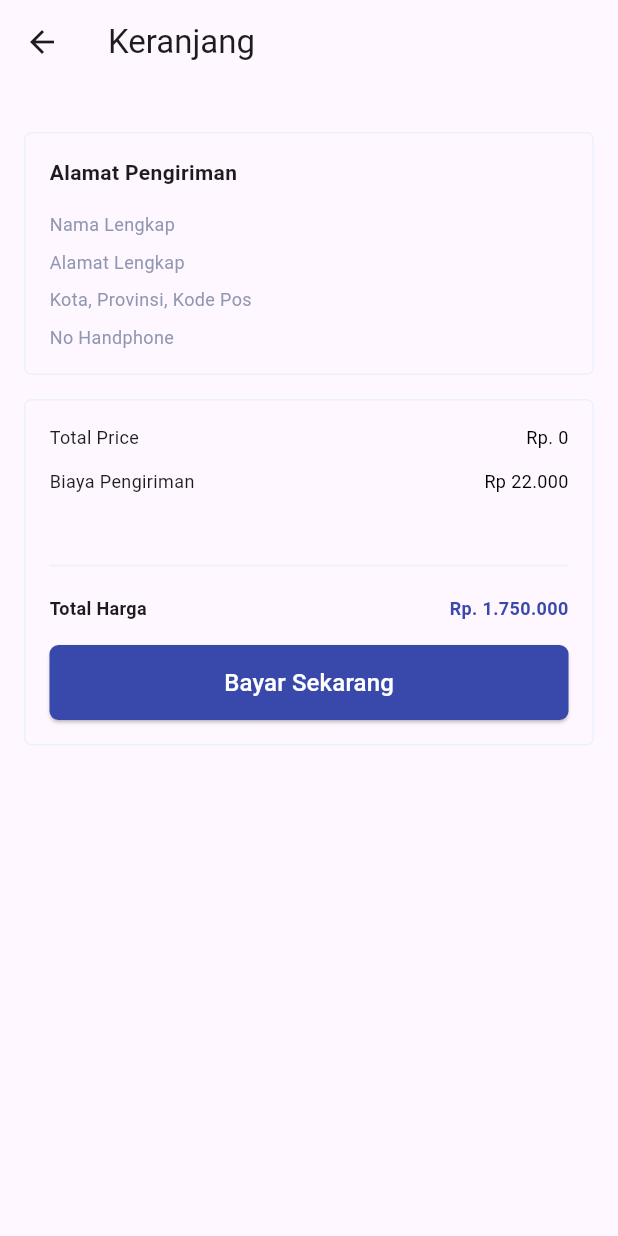
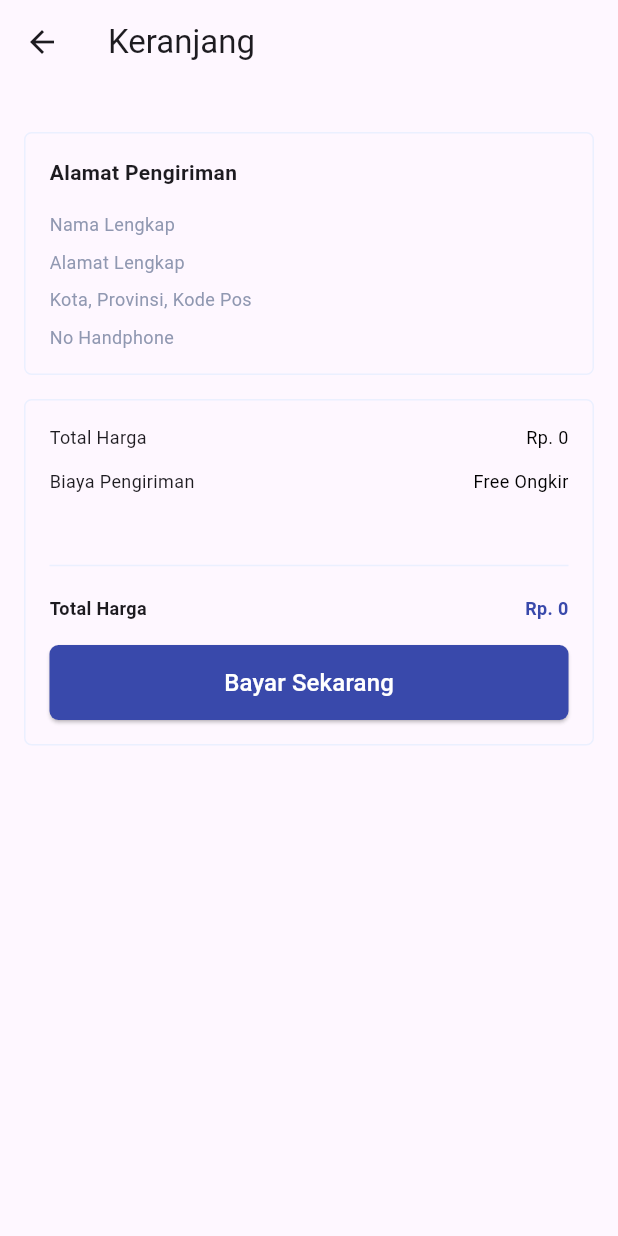
Before and after one commit to project-java-reza/fullstack-e-commerce-flutter, a Flutter app: the CartPage screen opened directly, on a phone screen of 412 x 824 dp. Run offline on Flutter 3.47's test engine with Material 3 defaults, Android fonts, the phone set to English and light mode, and no system bars; our stand-ins replace badges, bloc, carousel_slider, dartz, flutter_bloc, freezed_annotation and 1 more; accounts and stored records are empty; network calls fail.

Commit message:
[IMPROVE] add cart bloc and order bloc with redesign price not use price hardcode

```diff
--- a/lib/presentation/cart/cart.page.dart
+++ b/lib/presentation/cart/cart.page.dart
@@ -6,6 +6,7 @@ import '../../common/component/row_text.dart';
 import '../../common/component/spaces.dart';
 import '../../common/constant/colors.dart';
 import 'bloc/cart/cart_bloc.dart';
+import 'bloc/order/order_bloc.dart';
 import 'widgets/cart_item_widget.dart';
 
 class CartPage extends StatefulWidget {
@@ -169,7 +170,7 @@ class _CartPageState extends State<CartPage> {
                                   element.quantity;
                         });
                         return RowText(
-                          label: 'Total Price',
+                          label: 'Total Harga',
                           value: totalPrice.currencyFormatRp,
                         );
                       },
@@ -179,29 +180,54 @@ class _CartPageState extends State<CartPage> {
                 const SpaceHeight(12.0),
                 const RowText(
                   label: 'Biaya Pengiriman',
-                  value: 'Rp 22.000', //150000.currencyFormatRp,
+                  value: 'Free Ongkir', //150000.currencyFormatRp,
                 ),
                 const SpaceHeight(40.0),
                 const Divider(color: ColorName.border),
                 const SpaceHeight(12.0),
-                RowText(
-                  label: 'Total Harga',
-                  value: 1750000.currencyFormatRp,
-                  valueColor: ColorName.primary,
-                  fontWeight: FontWeight.w700,
+                BlocBuilder<CartBloc, CartState>(
+                  builder: (context, state) {
+                    return state.maybeWhen(
+                      orElse: () {
+                        return RowText(
+                          label: 'Total Harga',
+                          value: 0.currencyFormatRp,
+                        );
+                      },
+                      loaded: (carts) {
+                        int totalPrice = 0;
+                        carts.forEach((element) {
+                          totalPrice +=
+                              int.parse(element.product.attributes.price) *
+                                  element.quantity;
+                        });
+                        return RowText(
+                          label: 'Total Harga',
+                          value: totalPrice.currencyFormatRp,
+                          valueColor: ColorName.primary,
+                          fontWeight: FontWeight.w700,
+                        );
+                      },
+                    ); // konsep Freezed pakainya maybeWhen, kalau tidak pakai maybeWhen semua state harus dikeluarkan
+                  },
                 ),
+                // RowText(
+                //   label: 'Total Harga',
+                //   value: 1750000.currencyFormatRp,
+                //   valueColor: ColorName.primary,
+                //   fontWeight: FontWeight.w700,
+                // ),
                 const SpaceHeight(16.0),
-                Button.filled(
-                  onPressed: () {
-                    // Navigator.push(
-                    //   context,
-                    //   MaterialPageRoute(
-                    //       builder: (context) => const PaymentPage(
-                    //             url: '',
-                    //           )),
-                    // );
+                BlocConsumer<OrderBloc, OrderState>(
+                  listener: (context, state) {
+                    // TODO: implement listener
                   },
-                  label: 'Bayar Sekarang',
+                  builder: (context, state) {
+                    return Button.filled(
+                      onPressed: () {},
+                      label: 'Bayar Sekarang',
+                    );
+                  },
                 ),
               ],
             ),
```
